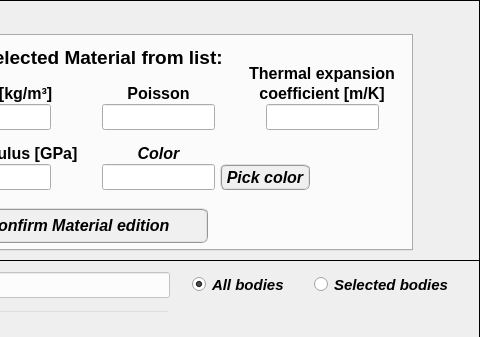
The window that data/ui_files/model/structural/material_input.ui (MOPT-UFSC/VIBRA) describes before a commit, drawn with Qt 5; both pictures show x 320 to 800 and y 0 to 337 of the 800 by 668 pixel window.
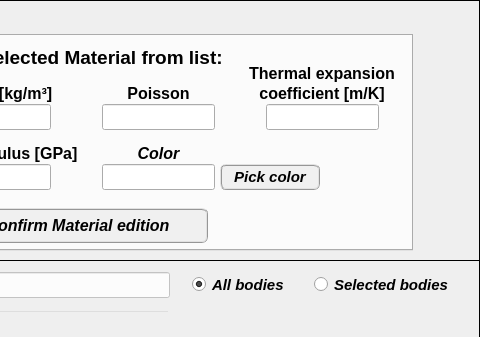
The same window after the commit. The open tabs and pages were chosen to show the change. Icons and pictures are not drawn.

What changed in the file:
```diff
--- a/data/ui_files/model/structural/material_input.ui
+++ b/data/ui_files/model/structural/material_input.ui
@@ -1163,26 +1163,26 @@
        <rect>
         <x>474</x>
         <y>128</y>
-        <width>90</width>
+        <width>100</width>
         <height>26</height>
        </rect>
       </property>
       <property name="minimumSize">
        <size>
-        <width>90</width>
+        <width>100</width>
         <height>26</height>
        </size>
       </property>
       <property name="maximumSize">
        <size>
-        <width>90</width>
+        <width>100</width>
         <height>26</height>
        </size>
       </property>
       <property name="font">
        <font>
         <family>Arial</family>
-        <pointsize>12</pointsize>
+        <pointsize>11</pointsize>
         <weight>75</weight>
         <italic>true</italic>
         <bold>true</bold>
```
Left out of the diff: 31 changed lines with no effect on the pictures.
